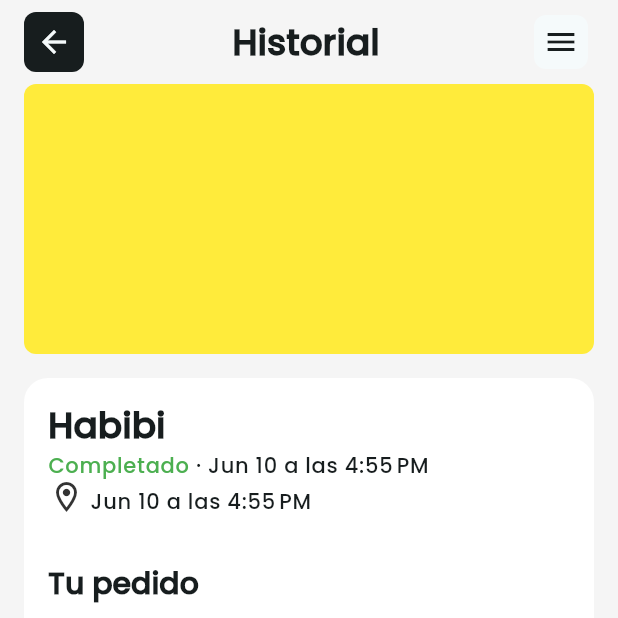
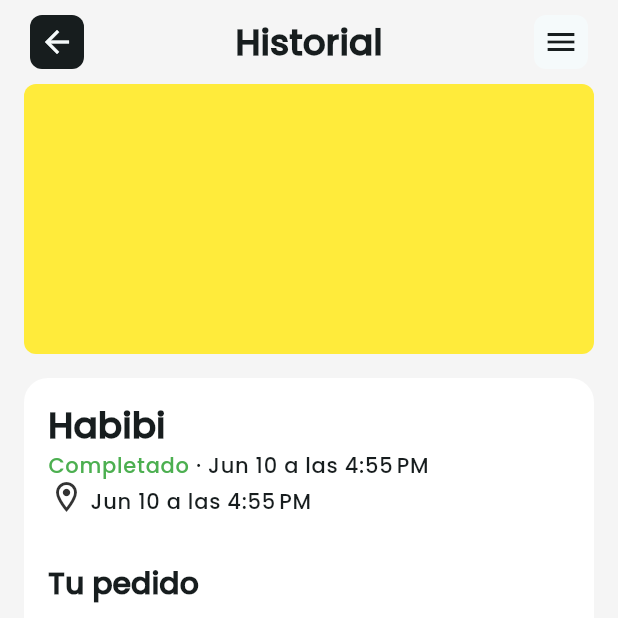
Before and after one commit to DanielAndresClavijo/orders-app, a Flutter app: the OrderListPage screen opened by its route, after a tap on "Habibi", on a phone screen of 412 x 824 dp, the top half of it. Run offline on Flutter 3.47's test engine with Material 3 defaults, Android fonts, the phone set to English and light mode, and no system bars; our stand-ins replace flutter_riverpod, flutter_svg, get_it, go_router, lottie, supabase_flutter; accounts and stored records are empty.

Commit message:
EDIT - header width

```diff
--- a/lib/ui/core/components/base/authorized_user_base_page.dart
+++ b/lib/ui/core/components/base/authorized_user_base_page.dart
@@ -3,6 +3,7 @@ import 'package:go_router/go_router.dart';
 import 'package:orders_app/config/navigation_history.dart';
 import 'package:orders_app/ui/core/components/buttons/back_button.dart';
 import 'package:orders_app/ui/core/components/buttons/menu_wrapper_button.dart';
+import 'package:orders_app/ui/core/constants_app.dart';
 import 'package:orders_app/ui/core/extensions/context_extension.dart';
 
 /// Origen de la página del pedido
@@ -28,26 +29,32 @@ class AuthorizedBasePage extends StatelessWidget {
   Widget build(BuildContext context) {
     return Scaffold(
       appBar: AppBar(
-        leadingWidth: 56,
-        leading: Padding(
-          padding: const EdgeInsets.fromLTRB(16, 8, 0, 8),
+        leadingWidth: 0,
+        title: Center(
+          child: SizedBox(
+            width: kWidthPage,
+            child: Row(
+              mainAxisAlignment: MainAxisAlignment.spaceBetween,
+              children: [
+                Padding(
+                  padding: const EdgeInsets.symmetric(vertical: 8),
                   child: BackButtonWidget(
                     onBack: () {
                       context.go(navigationHistory.popPath);
                     },
                   ),
                 ),
-        actions: [
+                Text(
+                  "Historial",
+                  style: context.font.headlineMedium,
+                  overflow: TextOverflow.ellipsis,
+                ),
                 Padding(
-            padding: const EdgeInsets.fromLTRB(0, 8, 16, 8),
+                  padding: const EdgeInsets.symmetric(vertical: 8),
                   child: MenuWrapperButtonWidget(onWrap: () {}),
                 ),
               ],
-        title: Center(
-          child: Text(
-            "Historial",
-            style: context.font.headlineMedium,
-            overflow: TextOverflow.ellipsis,
+            ),
           ),
         ),
       ),
--- /dev/null
+++ b/lib/ui/core/constants_app.dart
@@ -0,0 +1 @@
+const double kWidthPage = 940;
--- a/lib/ui/features/orders/order_detail_page.dart
+++ b/lib/ui/features/orders/order_detail_page.dart
@@ -6,6 +6,7 @@ import 'package:orders_app/domain/entities/order.dart';
 import 'package:orders_app/injector/injector_providers.dart';
 import 'package:orders_app/ui/core/components/orders/details/direct_type_widget.dart';
 import 'package:orders_app/ui/core/components/orders/details/promo_type_widget.dart';
+import 'package:orders_app/ui/core/constants_app.dart';
 import 'package:orders_app/ui/core/extensions/context_extension.dart';
 import 'package:orders_app/ui/core/extensions/date_time_extension.dart';
 import 'package:orders_app/ui/core/extensions/order_extension.dart';
@@ -73,7 +74,7 @@ class _OrderDetailState extends ConsumerState<OrderDetailPage> {
         child: Container(
           padding: const EdgeInsets.only(bottom: 16),
           constraints: const BoxConstraints(
-            maxWidth: 940,
+            maxWidth: kWidthPage,
           ),
           child: Column(
             children: [
--- a/lib/ui/features/orders/order_list_page.dart
+++ b/lib/ui/features/orders/order_list_page.dart
@@ -3,6 +3,7 @@ import 'package:flutter_riverpod/flutter_riverpod.dart';
 import 'package:orders_app/domain/entities/order.dart';
 import 'package:orders_app/injector/injector_providers.dart';
 import 'package:orders_app/ui/core/components/orders/list/order_list_widget.dart';
+import 'package:orders_app/ui/core/constants_app.dart';
 import 'package:orders_app/ui/core/extensions/context_extension.dart';
 
 /// Página donde se listan las ordenes.
@@ -51,7 +52,7 @@ class _OrderListPageState extends ConsumerState<OrderListPage> {
           child: ConstrainedBox(
             constraints: const BoxConstraints(
               minWidth: 0,
-              maxWidth: 940,
+              maxWidth: kWidthPage,
             ),
             child: Card(
               color: context.theme.cardColor,
```
Lines whose indentation alone changed are shown as unchanged.
